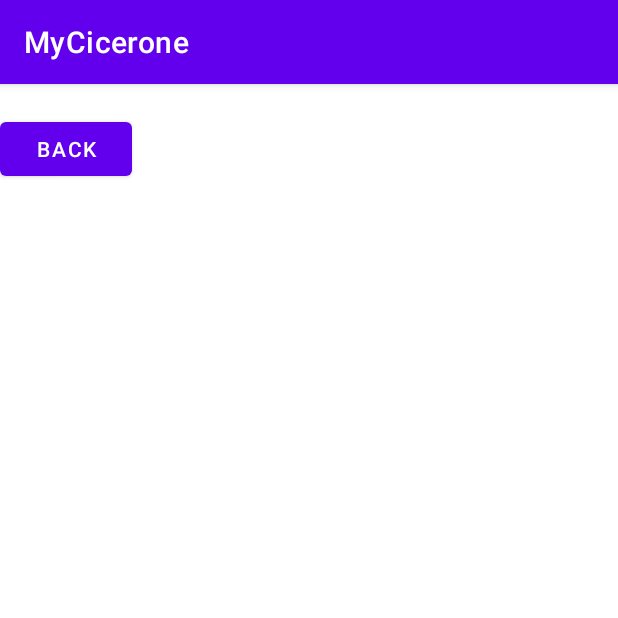
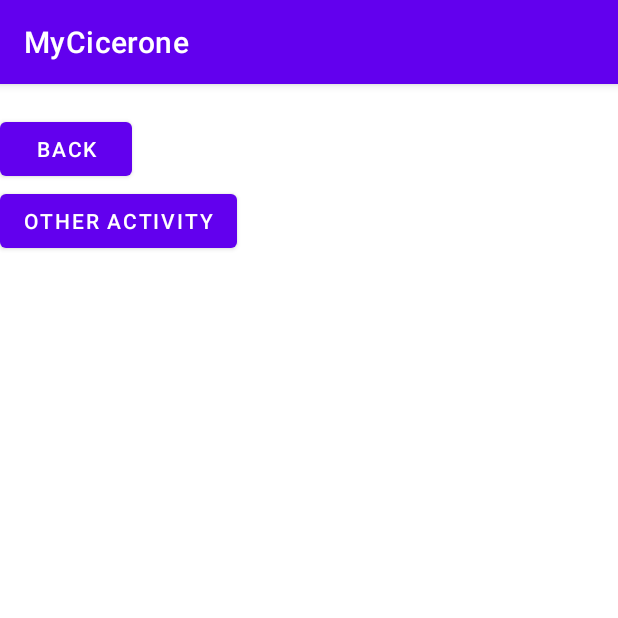
Before and after one commit to r42914lg/CiceroneAndKoin, an Android app: the fragment FragmentTwo placed in its activity, on a phone screen of 412 x 824 dp, the top half of it. Run offline under Robolectric (Android 15) with nearby library versions, the phone set to English and light mode, and no system bars; libraries missing offline, so code that uses them is left out: com.github.terrakok.cicerone; 2 statements that could not run were skipped.

```diff
--- a/app/build.gradle
+++ b/app/build.gradle
@@ -37,6 +37,10 @@ dependencies {
     //Cicerone
     implementation 'com.github.terrakok:cicerone:7.1'
 
+    // ViewModel
+    implementation 'androidx.lifecycle:lifecycle-viewmodel-ktx:2.6.1'
+    implementation 'androidx.fragment:fragment-ktx:1.6.1'
+
     implementation 'androidx.core:core-ktx:1.7.0'
     implementation 'androidx.appcompat:appcompat:1.6.1'
     implementation 'com.google.android.material:material:1.9.0'
--- a/app/src/main/java/com/r42914lg/mycicerone/FragmentOne.kt
+++ b/app/src/main/java/com/r42914lg/mycicerone/FragmentOne.kt
@@ -7,10 +7,13 @@ import android.view.View
 import android.view.ViewGroup
 import android.widget.Button
 import android.widget.TextView
+import androidx.fragment.app.viewModels
 
 private const val ARG_TITLE = "arg_title"
 
 class FragmentOne : Fragment() {
+
+    private val viewModel by viewModels<FragOneViewModel>()
     private var title: String? = null
 
     override fun onCreate(savedInstanceState: Bundle?) {
@@ -32,7 +35,7 @@ class FragmentOne : Fragment() {
 
         view.findViewById<TextView>(R.id.title).text = title
         view.findViewById<Button>(R.id.btn).setOnClickListener {
-            MyApp.INSTANCE.router.navigateTo(Screens.FragmentTwo("Here I am from Fragment #1"))
+            viewModel.onNextScreen()
         }
     }
 
--- a/app/src/main/java/com/r42914lg/mycicerone/FragmentTwo.kt
+++ b/app/src/main/java/com/r42914lg/mycicerone/FragmentTwo.kt
@@ -7,10 +7,13 @@ import android.view.View
 import android.view.ViewGroup
 import android.widget.Button
 import android.widget.TextView
+import androidx.fragment.app.viewModels
 
 private const val ARG_TEXT = "arg_text"
 
 class FragmentTwo : Fragment() {
+
+    private val viewModel by viewModels<FragTwoViewModel>()
     private var message: String? = null
 
     override fun onCreate(savedInstanceState: Bundle?) {
@@ -32,7 +35,10 @@ class FragmentTwo : Fragment() {
 
         view.findViewById<TextView>(R.id.message).text = message
         view.findViewById<Button>(R.id.btn).setOnClickListener {
-            MyApp.INSTANCE.router.navigateTo(Screens.FragmentOne("Back from Fragment #2"))
+            viewModel.onNextScreen()
+        }
+        view.findViewById<Button>(R.id.btn_2).setOnClickListener {
+            viewModel.onOtherActivity()
         }
     }
 
--- a/app/src/main/java/com/r42914lg/mycicerone/MainActivity.kt
+++ b/app/src/main/java/com/r42914lg/mycicerone/MainActivity.kt
@@ -21,6 +21,6 @@ class MainActivity : AppCompatActivity() {
     override fun onCreate(savedInstanceState: Bundle?) {
         super.onCreate(savedInstanceState)
         setContentView(R.layout.activity_main)
-        MyApp.INSTANCE.router.navigateTo(Screens.FragmentOne("Splash screen..."))
+        MyApp.INSTANCE.router.navigateTo(Screens.fragmentOne("Splash screen..."))
     }
 }
--- a/app/src/main/java/com/r42914lg/mycicerone/MyApp.kt
+++ b/app/src/main/java/com/r42914lg/mycicerone/MyApp.kt
@@ -28,7 +28,7 @@ class MyApp : Application() {
 }
 
 object Screens {
-    fun FragmentOne(title: String) = FragmentScreen { FragmentOne.newInstance(title) }
-    fun FragmentTwo(text: String) = FragmentScreen { FragmentTwo.newInstance(text) }
-    fun OtherActivity(ctx: Context) = ActivityScreen { Intent(ctx, OtherActivity::class.java)  }
+    fun fragmentOne(title: String) = FragmentScreen { FragmentOne.newInstance(title) }
+    fun fragmentTwo(text: String) = FragmentScreen { FragmentTwo.newInstance(text) }
+    fun otherActivity(ctx: Context) = ActivityScreen { Intent(ctx, OtherActivity::class.java)  }
 }
--- a/app/src/main/res/layout/fragment_two.xml
+++ b/app/src/main/res/layout/fragment_two.xml
@@ -18,4 +18,10 @@
         android:layout_height="wrap_content"
         android:text="BACK" />
 
+    <Button
+        android:id="@+id/btn_2"
+        android:layout_width="wrap_content"
+        android:layout_height="wrap_content"
+        android:text="OTHER ACTIVITY" />
+
 </LinearLayout>
```
Also changed, not shown: app/src/main/java/com/r42914lg/mycicerone/ViewModels.kt (added, +28 -0 lines).
